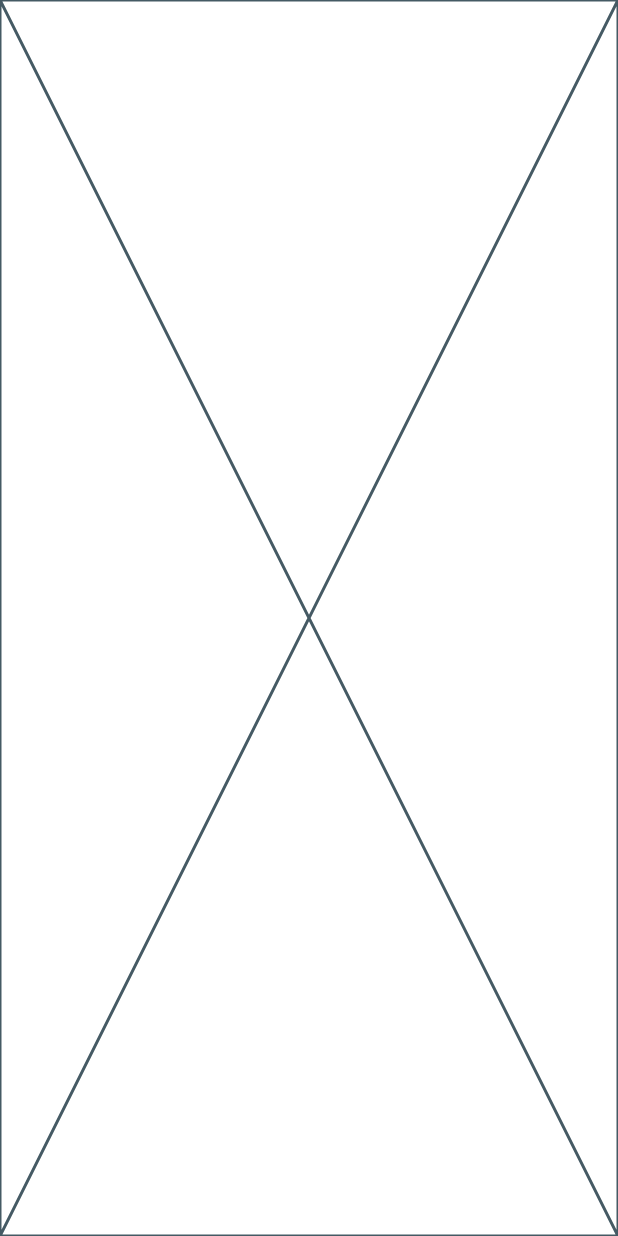
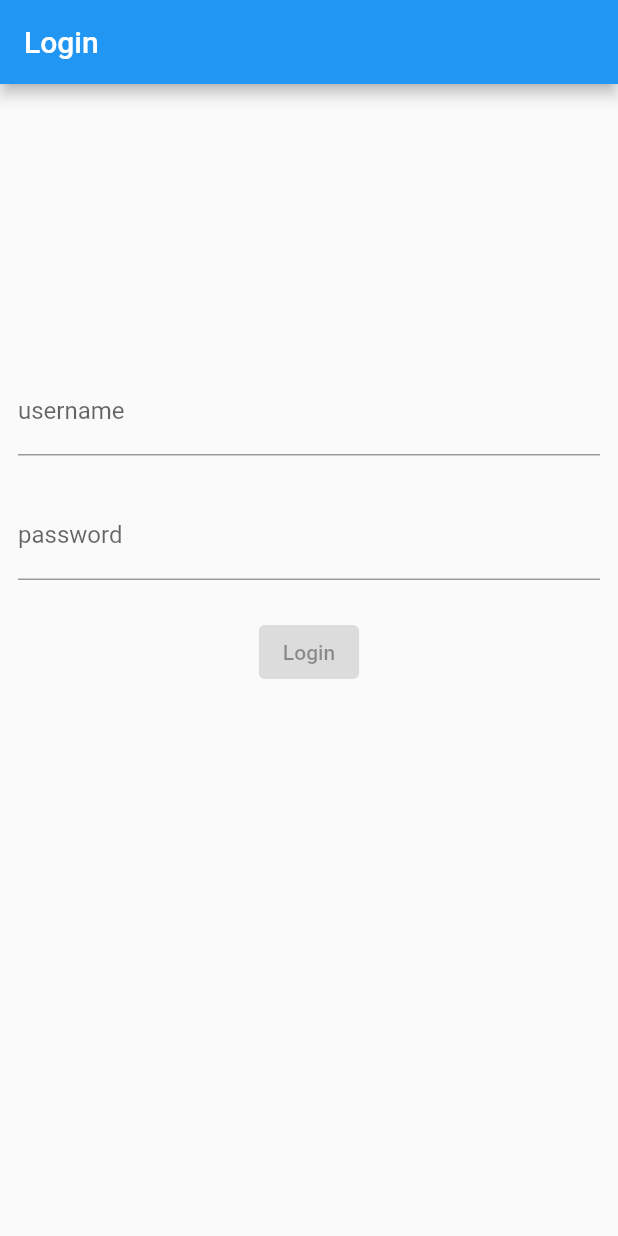
Before and after one commit to bshap93/flutter_login, a Flutter app: the screen it shows after launch, on a phone screen of 412 x 824 dp. Run offline on Flutter 3.47's test engine with Material 2 defaults, Android fonts, the phone set to English and light mode, and no system bars; our stand-ins replace bloc, equatable, flutter_bloc, formz; accounts and stored records are empty.

```diff
--- a/lib/app.dart
+++ b/lib/app.dart
@@ -1,11 +1,12 @@
 import 'package:authentication_repository/authentication_repository.dart';
 import 'package:flutter/material.dart';
 import 'package:flutter_bloc/flutter_bloc.dart';
-import 'package:flutter_login/authentication/authentication.dart';
-import 'package:flutter_login/home/home.dart';
-import 'package:flutter_login/login/login.dart';
 import 'package:flutter_login/splash/splash.dart';
 import 'package:user_repository/user_repository.dart';
+
+import 'authentication/bloc/authentication_bloc.dart';
+import 'home/view/home_page.dart';
+import 'login/view/login_page.dart';
 
 class App extends StatefulWidget {
   const App({super.key});
@@ -15,8 +16,73 @@ class App extends StatefulWidget {
 }
 
 class _AppState extends State<App> {
+  late final AuthenticationRepository _authenticationRepository;
+  late final UserRepository _userRepository;
+
+  @override
+  void initState() {
+    super.initState();
+    _authenticationRepository = AuthenticationRepository();
+    _userRepository = UserRepository();
+  }
+
+  @override
+  void dispose() {
+    _authenticationRepository.dispose();
+    super.dispose();
+  }
+
   @override
   Widget build(BuildContext context) {
-    return const Placeholder();
+    return RepositoryProvider.value(
+      value: _authenticationRepository,
+      child: BlocProvider(
+        create: (_) => AuthenticationBloc(
+          authenticationRepository: _authenticationRepository,
+          userRepository: _userRepository,
+        ),
+        child: const AppView(),
+      ),
+    );
   }
 }
+
+class AppView extends StatefulWidget {
+  const AppView({super.key});
+
+  @override
+  State<AppView> createState() => _AppViewState();
+}
+
+class _AppViewState extends State<AppView> {
+  final _navigatorKey = GlobalKey<NavigatorState>();
+
+  NavigatorState get _navigator => _navigatorKey.currentState!;
+
+  @override
+  Widget build(BuildContext context) {
+    return MaterialApp(
+      navigatorKey: _navigatorKey,
+      builder: (context, child) {
+        return BlocListener<AuthenticationBloc, AuthenticationState>(
+          listener: (context, state) {
+            switch (state.status) {
+              case AuthenticationStatus.unknown:
+                break;
+              case AuthenticationStatus.authenticated:
+                _navigator.pushAndRemoveUntil<void>(
+                    HomePage.route(), (route) => false);
+                break;
+              case AuthenticationStatus.unauthenticated:
+                _navigator.pushAndRemoveUntil<void>(
+                    LoginPage.route(), (route) => false);
+                break;
+            }
+          },
+          child: child,
+        );
+      },
+      onGenerateRoute: (_) => SplashPage.route(),
+    );
+  }
+}
--- a/lib/authentication/authentication.dart
+++ b/lib/authentication/authentication.dart
@@ -0,0 +1,3 @@
+library authentication;
+
+export './bloc/authentication_bloc.dart';
--- /dev/null
+++ b/lib/login/bloc/login_bloc.dart
@@ -0,0 +1,57 @@
+import 'package:authentication_repository/authentication_repository.dart';
+import 'package:bloc/bloc.dart';
+import 'package:equatable/equatable.dart';
+import 'package:flutter_login/login/login.dart';
+import 'package:formz/formz.dart';
+part 'login_event.dart';
+part 'login_state.dart';
+
+class LoginBloc extends Bloc<LoginEvent, LoginState> {
+  LoginBloc({
+    required AuthenticationRepository authenticationRepository,
+  })  : _authenticationRepository = authenticationRepository,
+        super(LoginState()) {
+    on<LoginUsernameChanged>(_onUsernameChanged);
+    on<LoginPasswordChanged>(_onPasswordChanged);
+    on<LoginSubmitted>(_onSubmitted);
+  }
+  final AuthenticationRepository _authenticationRepository;
+
+  void _onUsernameChanged(
+      LoginUsernameChanged event, Emitter<LoginState> emit) {
+    final username = Username.dirty(event.username);
+
+    emit(state.copyWith(
+      username: username,
+      status: Formz.validate([username, state.username]),
+    ));
+  }
+
+  void _onPasswordChanged(
+      LoginPasswordChanged event, Emitter<LoginState> emit) {
+    final password = Password.dirty(event.password);
+
+    emit(state.copyWith(
+      password: password,
+      status: Formz.validate([password, state.username]),
+    ));
+  }
+
+  Future<void> _onSubmitted(
+    LoginSubmitted event,
+    Emitter<LoginState> emit,
+  ) async {
+    if (state.status.isValidated) {
+      emit(state.copyWith(status: FormzStatus.submissionInProgress));
+      try {
+        await _authenticationRepository.logIn(
+          username: state.username.value,
+          password: state.password.value,
+        );
+        emit(state.copyWith(status: FormzStatus.submissionSuccess));
+      } catch (_) {
+        emit(state.copyWith(status: FormzStatus.submissionFailure));
+      }
+    }
+  }
+}
--- /dev/null
+++ b/lib/login/bloc/login_event.dart
@@ -0,0 +1,30 @@
+part of 'login_bloc.dart';
+
+abstract class LoginEvent extends Equatable {
+  const LoginEvent();
+
+  @override
+  List<Object> get props => [];
+}
+
+class LoginUsernameChanged extends LoginEvent {
+  const LoginUsernameChanged(this.username);
+
+  final String username;
+
+  @override
+  List<Object> get props => [username];
+}
+
+class LoginPasswordChanged extends LoginEvent {
+  const LoginPasswordChanged(this.password);
+
+  final String password;
+
+  @override
+  List<Object> get props => [password];
+}
+
+class LoginSubmitted extends LoginEvent {
+  const LoginSubmitted();
+}
--- /dev/null
+++ b/lib/login/bloc/login_state.dart
@@ -0,0 +1,27 @@
+part of 'login_bloc.dart';
+
+class LoginState extends Equatable {
+  const LoginState({
+    this.username = const Username.pure(),
+    this.status = FormzStatus.pure,
+    this.password = const Password.pure(),
+  });
+  final FormzStatus status;
+  final Username username;
+  final Password password;
+
+  LoginState copyWith({
+    FormzStatus? status,
+    Username? username,
+    Password? password,
+  }) {
+    return LoginState(
+      status: status ?? this.status,
+      username: username ?? this.username,
+      password: password ?? this.password,
+    );
+  }
+
+  @override
+  List<Object> get props => [status, username, password];
+}
--- a/lib/login/login.dart
+++ b/lib/login/login.dart
@@ -1 +1 @@
-// TODO Implement this library.
+export 'models/models.dart';
--- /dev/null
+++ b/lib/login/models/models.dart
@@ -0,0 +1,3 @@
+export 'password.dart';
+
+export 'username.dart';
--- /dev/null
+++ b/lib/login/models/password.dart
@@ -0,0 +1,14 @@
+import 'package:formz/formz.dart';
+
+enum PasswordValidationError { empty }
+
+class Password extends FormzInput<String, PasswordValidationError> {
+  const Password.pure() : super.pure('');
+  const Password.dirty([super.value = '']) : super.dirty();
+
+  @override
+  PasswordValidationError? validator(String value) {
+    if (value.isEmpty) return PasswordValidationError.empty;
+    return null;
+  }
+}
--- /dev/null
+++ b/lib/login/models/username.dart
@@ -0,0 +1,13 @@
+import 'package:formz/formz.dart';
+
+enum UsernameValidationError { empty }
+
+class Username extends FormzInput<String, UsernameValidationError> {
+  const Username.pure() : super.pure('');
+  const Username.dirty([super.value = '']) : super.dirty();
+  @override
+  UsernameValidationError? validator(String value) {
+    if (value.isEmpty) return UsernameValidationError.empty;
+    return null;
+  }
+}
--- /dev/null
+++ b/lib/login/view/login_form.dart
@@ -0,0 +1,100 @@
+import 'package:flutter/material.dart';
+import 'package:flutter_bloc/flutter_bloc.dart';
+import 'package:flutter_login/login/login.dart';
+import 'package:formz/formz.dart';
+
+import '../bloc/login_bloc.dart';
+
+class LoginForm extends StatelessWidget {
+  const LoginForm({super.key});
+
+  @override
+  Widget build(BuildContext context) {
+    return BlocListener<LoginBloc, LoginState>(
+      listener: (context, state) {
+        if (state.status.isSubmissionFailure) {
+          ScaffoldMessenger.of(context)
+            ..hideCurrentSnackBar()
+            ..showSnackBar(
+              const SnackBar(content: Text('Authentication Failure')),
+            );
+        }
+      },
+      child: Align(
+        alignment: const Alignment(0, -1 / 3),
+        child: Column(
+          mainAxisSize: MainAxisSize.min,
+          children: [
+            _UsernameInput(),
+            const Padding(padding: EdgeInsets.all(12)),
+            _PasswordInput(),
+            const Padding(padding: EdgeInsets.all(12)),
+            _LoginButton(),
+          ],
+        ),
+      ),
+    );
+  }
+}
+
+class _PasswordInput extends StatelessWidget {
+  @override
+  Widget build(BuildContext context) {
+    return BlocBuilder<LoginBloc, LoginState>(
+        buildWhen: (previous, current) => previous.password != current.password,
+        builder: (context, state) {
+          return TextField(
+            key: const Key('loginForm_passwordInput_textField'),
+            onChanged: (password) =>
+                context.read<LoginBloc>().add(LoginPasswordChanged(password)),
+            obscureText: true,
+            decoration: InputDecoration(
+              labelText: 'password',
+              errorText: state.password.invalid ? 'invalid password' : null,
+            ),
+          );
+        });
+  }
+}
+
+class _UsernameInput extends StatelessWidget {
+  @override
+  Widget build(BuildContext context) {
+    return BlocBuilder<LoginBloc, LoginState>(
+      buildWhen: (previous, current) => previous.username != current.username,
+      builder: (context, state) {
+        return TextField(
+          key: const Key('loginForm_usernameInput_textField'),
+          onChanged: (username) =>
+              context.read<LoginBloc>().add(LoginUsernameChanged(username)),
+          decoration: InputDecoration(
+            labelText: 'username',
+            errorText: state.username.invalid ? 'invalid username' : null,
+          ),
+        );
+      },
+    );
+  }
+}
+
+class _LoginButton extends StatelessWidget {
+  @override
+  Widget build(BuildContext context) {
+    return BlocBuilder<LoginBloc, LoginState>(
+      buildWhen: (previous, current) => previous.status != current.status,
+      builder: (context, state) {
+        return state.status.isSubmissionInProgress
+            ? const CircularProgressIndicator()
+            : ElevatedButton(
+                key: const Key('loginForm_continue_raisedButton'),
+                onPressed: state.status.isValidated
+                    ? () {
+                        context.read<LoginBloc>().add(const LoginSubmitted());
+                      }
+                    : null,
+                child: const Text('Login'),
+              );
+      },
+    );
+  }
+}
--- /dev/null
+++ b/lib/login/view/login_page.dart
@@ -0,0 +1,34 @@
+import 'package:authentication_repository/authentication_repository.dart';
+import 'package:flutter/material.dart';
+import 'package:flutter_bloc/flutter_bloc.dart';
+import 'package:flutter_login/login/login.dart';
+
+import '../bloc/login_bloc.dart';
+import 'login_form.dart';
+
+class LoginPage extends StatelessWidget {
+  const LoginPage({super.key});
+
+  static Route<void> route() {
+    return MaterialPageRoute<void>(builder: (_) => const LoginPage());
+  }
+
+  @override
+  Widget build(BuildContext context) {
+    // TODO: implement build
+    return Scaffold(
+      appBar: AppBar(title: const Text('Login')),
+      body: Padding(
+        padding: const EdgeInsets.all(12),
+        child: BlocProvider(
+          create: (context) {
+            return LoginBloc(
+                authenticationRepository:
+                    RepositoryProvider.of<AuthenticationRepository>(context));
+          },
+          child: const LoginForm(),
+        ),
+      ),
+    );
+  }
+}
--- a/lib/splash/splash.dart
+++ b/lib/splash/splash.dart
@@ -1 +1,2 @@
 // TODO Implement this library.
+export 'view/splash_page.dart';
```
Also changed, not shown: lib/home/view/home_page.dart (added, +42 -0 lines), lib/splash/view/splash_page.dart (added, +18 -0 lines), lib/home/home.dart (line endings or trailing spaces), lib/login/view/view.dart (added), 3 other files.
